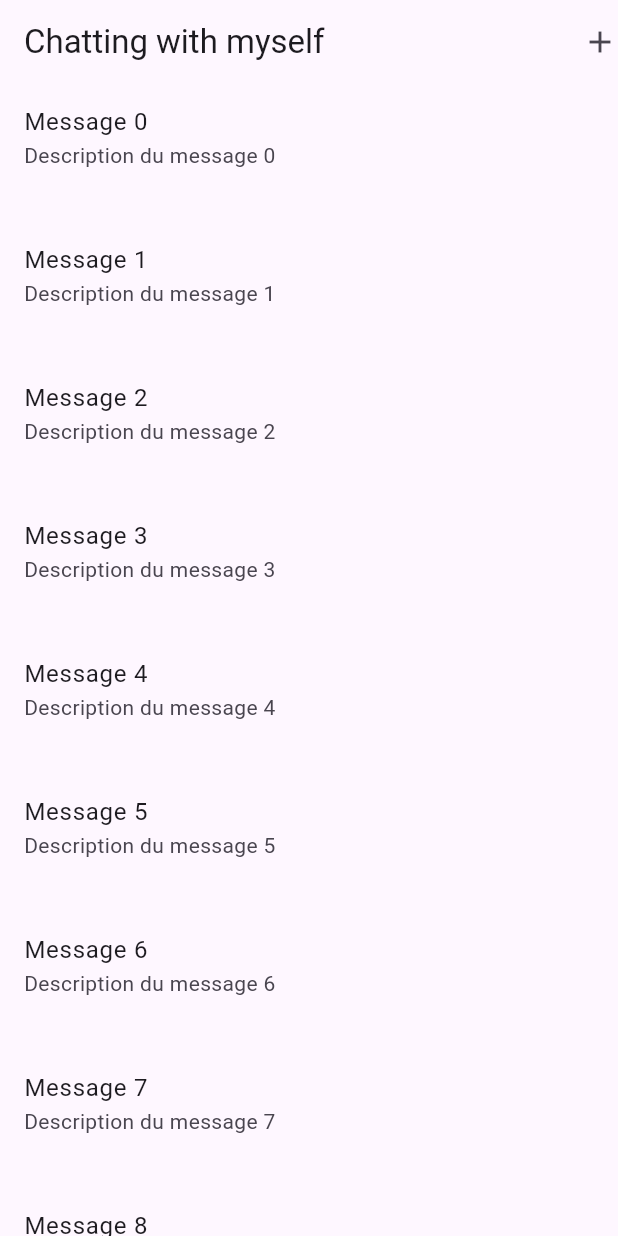
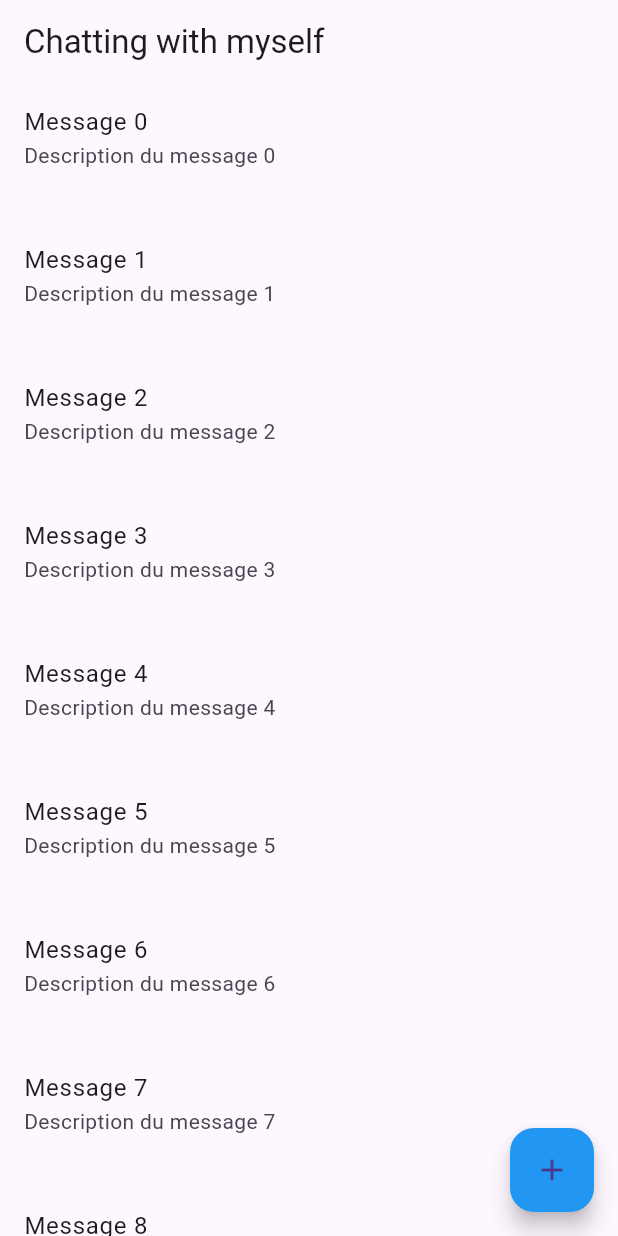
Before and after one commit to BadPioche/Flutter_bloc_tp, a Flutter app: the screen it shows after launch, on a phone screen of 412 x 824 dp. Run offline on Flutter 3.47's test engine with Material 3 defaults, Android fonts, the phone set to English and light mode, and no system bars; our stand-ins replace bloc, flutter_bloc.

Commit message:
AddButton refacto

```diff
--- a/lib/message_list_screen/message_list_screen.dart
+++ b/lib/message_list_screen/message_list_screen.dart
@@ -3,7 +3,6 @@ import 'package:flutter_bloc/flutter_bloc.dart';
 
 import 'package:tp_flutter/message_list_screen/message_bloc/message_bloc.dart';
 import 'package:tp_flutter/message_list_screen/message_detail_screen/message_detail_screen.dart';
-import 'package:tp_flutter/message_list_screen/widgets/message_icon.dart';
 import 'package:tp_flutter/message_list_screen/widgets/message_list_item.dart';
 
 import '../add_message_screen/add_message_screen.dart';
@@ -55,21 +54,21 @@ class _MessageListScreenState extends State<MessageListScreen> {
       child: Scaffold(
         appBar: AppBar(
           title: const Text('Chatting with myself'),
-          actions: [
-            MessageIcon(
-              onTap: () => _openAddMessageScreen(context),
-            )
-          ],
         ),
         body: BlocBuilder<MessageBloc, MessageState>(builder: (context, state) {
           return switch (state.status) {
             MessageStatus.initial ||
             MessageStatus.loading =>
-              _buildLoading(context),
+                _buildLoading(context),
             MessageStatus.error => _buildError(context, state.exception),
             MessageStatus.success => _buildSuccess(context, state.messages),
           };
         }),
+        floatingActionButton: FloatingActionButton(
+          onPressed: () => _openAddMessageScreen(context),
+          child: const Icon(Icons.add),
+          backgroundColor: Colors.blue,
+        ),
       ),
     );
   }
@@ -82,7 +81,7 @@ class _MessageListScreenState extends State<MessageListScreen> {
 
   Widget _buildError(BuildContext context, AppException? exception) {
     return Center(
-      child: Text('Oups, une erreur est survenur: $exception'),
+      child: Text('Oups, une erreur est survenue: $exception'),
     );
   }
 
@@ -123,7 +122,7 @@ void _showSnackBar(BuildContext context, AppException? exception,
     content: Text(
       status == "success"
           ? "Opération réussie !"
-          : "Une erreur s'est produite : ${exception}",
+          : "Une erreur s'est produite : $exception",
     ),
     backgroundColor: status == "success" ? Colors.green : Colors.red,
     duration: const Duration(seconds: 1),
```
